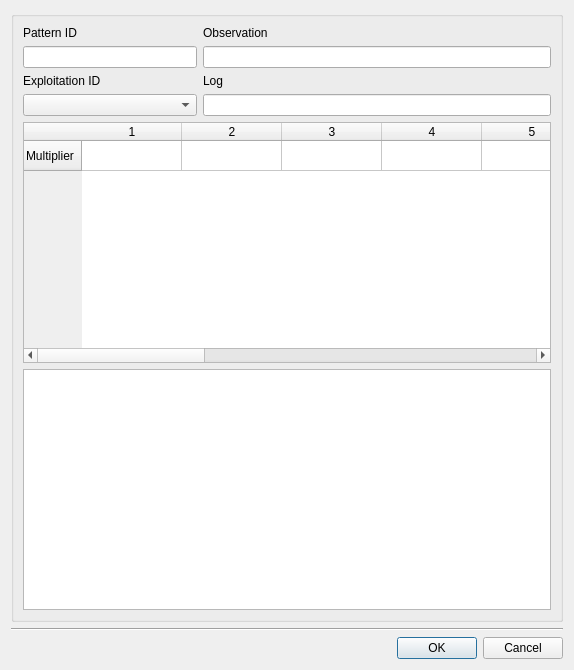
Giswater/giswater_qgis_plugin, file core/ui/toolbars/epa/nonvisual_pattern_ws.ui: the form before one commit.
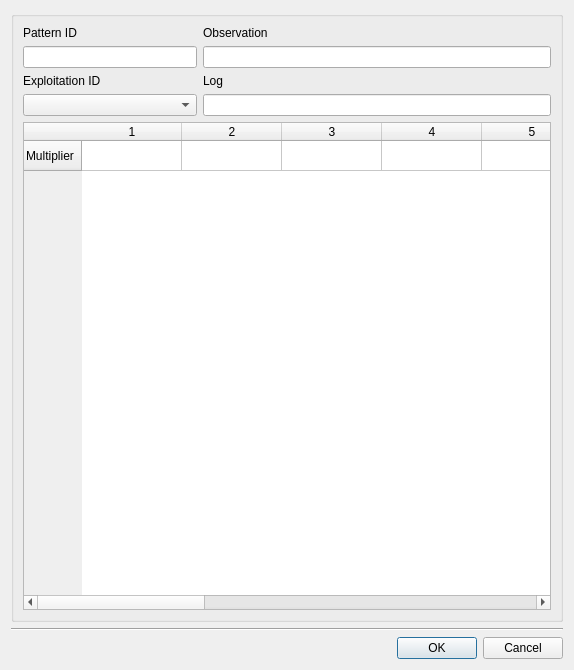
The form after the commit.

Commit message: Enhancement: add graph to ws patterns dialog

Patch:
```diff
--- a/core/ui/toolbars/epa/nonvisual_pattern_ws.ui
+++ b/core/ui/toolbars/epa/nonvisual_pattern_ws.ui
@@ -68,11 +68,7 @@
      </property>
      <layout class="QGridLayout" name="gridLayout">
       <item row="2" column="0" colspan="2">
-       <layout class="QGridLayout" name="gridLayout_4">
-        <item row="0" column="0">
-         <widget class="QGraphicsView" name="graphicsView"/>
-        </item>
-       </layout>
+       <layout class="QGridLayout" name="lyt_plot"/>
       </item>
       <item row="0" column="0" colspan="2">
        <layout class="QGridLayout" name="gridLayout_2">
```
The commit also changes 1 other file.
